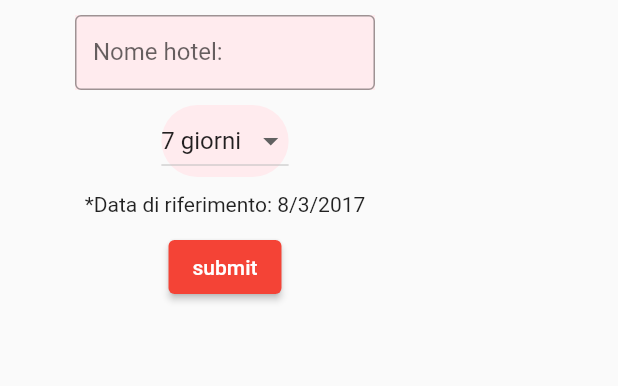
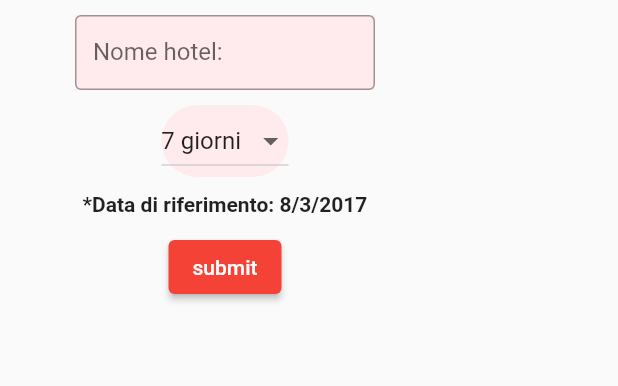
Before and after one commit to NicolaGabriele/frontend_progetto_bigdata, a Flutter app: the RecensioniDallaDataForm widget shown alone on an empty page, opened directly with empty values, after a tap on "submit", on a phone screen of 412 x 824 dp. Shown: the top 386 px of the screen. Run offline on Flutter 3.47's test engine with Material 2 defaults, Android fonts, the phone set to English and light mode, and no system bars; our stand-ins replace charts_flutter_new, flutter_map, latlong; missing offline and left inert: flutter_map_marker_cluster, flutter_scatter; network calls fail.

Commit message:
Fixed RecensioniDallaData

```diff
--- a/lib/REST/Utility.dart
+++ b/lib/REST/Utility.dart
@@ -16,6 +16,7 @@ class Utility{
                       allFilters = "/allFilters";
 
 
+  static const List<String> points = <String>['1','2','3','4','5','6','7','8','9','10'];
 
   static const List<String> nations = <String>[
     'Russia',
--- a/lib/Widgets/forms/RecensioniDallaDataForm.dart
+++ b/lib/Widgets/forms/RecensioniDallaDataForm.dart
@@ -1,6 +1,7 @@
 import 'package:flutter/material.dart';
 import 'package:frontend_progetto_bigdata/REST/Utility.dart';
 import 'package:frontend_progetto_bigdata/Widgets/pages/VisualizzationPage.dart';
+import 'package:frontend_progetto_bigdata/Widgets/visualizzations/RecensioniDallaDataVisualization.dart';
 
 import '../../REST/Query.dart';
 
@@ -83,7 +84,7 @@ class _RecensDallaDataState extends State<RecensioniDallaDataForm>{
           ),
           Padding(
             padding: EdgeInsets.only(left: 50,top: 10),
-            child: Text("*Data di riferimento: 8/3/2017"),
+            child: Text("*Data di riferimento: 8/3/2017",style: TextStyle(fontWeight: FontWeight.bold)),
           ),
           Padding(
             padding: EdgeInsets.only(left: 50,top: 10),
@@ -109,35 +110,12 @@ class _RecensDallaDataState extends State<RecensioniDallaDataForm>{
         )
     );
 
-    List<String> s = await Query.recensioniHotelDallaData(
-        _hotel!, _timingMap[_time]!);
-    if (s.length == 0) {
-        widget.visualizzation.setWidget(new AlertDialog(
-        title: Text("Non abbiamo dati a disposizione riguardo a hotel con questo nome e in questa data", style: TextStyle(color: Colors.white)),
-        backgroundColor: Colors.red,
-      ) );
-    }
-    else {
-      List<Widget> l = [];
-      s.forEach((element) {
-        l.add(
-            Padding(padding: EdgeInsets.only(top: 20), child: Text(element)));
-      });
+    Query.recensioniHotelDallaData(_hotel!, _timingMap[_time]!).then((value) =>
+    {
       widget.visualizzation.setWidget(
-          Container(
-            width: 1000,
-            height: 300,
-            child: Scrollbar(
-                scrollbarOrientation: ScrollbarOrientation.right,
-                interactive: true,
-                thumbVisibility: true,
-                child: ListView(
-                  children: l,
-                )
-            ),
-          )
-      );
-    }
+          RecensioniDallaDataVisualization(recensioni: value)
+      )
+    });
   }
 
 }
```
Also changed, not shown: lib/Widgets/visualizzations/RecensioniDallaDataVisualization.dart (added, +60 -0 lines).
